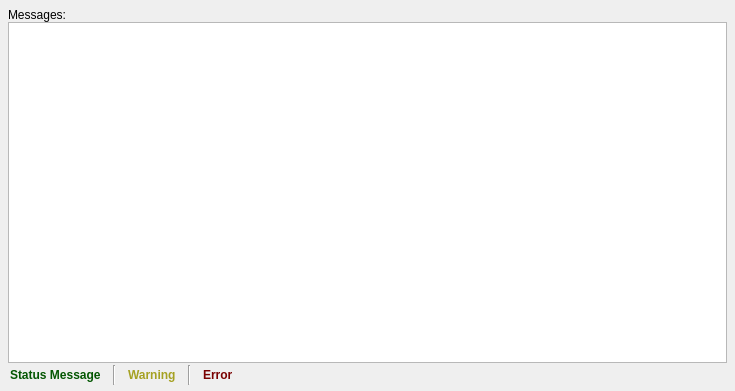
The window that src/Interface/AppInterface/MessageHistoryWidget.ui (SCIInstitute/Seg3D) describes before a commit, drawn with Qt 5.
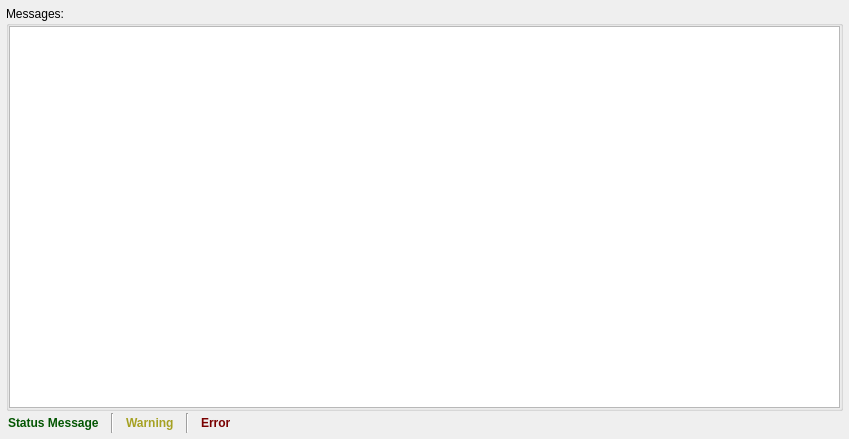
The same window after the commit.

Commit message: fixed AppPreferences, AppController and MessageHistoryWidget to have a consistant look.'

What changed in the file:
```diff
--- a/src/Interface/AppInterface/MessageHistoryWidget.ui
+++ b/src/Interface/AppInterface/MessageHistoryWidget.ui
@@ -6,8 +6,8 @@
    <rect>
     <x>0</x>
     <y>0</y>
-    <width>735</width>
-    <height>391</height>
+    <width>849</width>
+    <height>439</height>
    </rect>
   </property>
   <property name="sizePolicy">
@@ -42,34 +42,35 @@
     <number>0</number>
    </property>
    <property name="leftMargin">
-    <number>8</number>
+    <number>6</number>
    </property>
    <property name="topMargin">
-    <number>8</number>
+    <number>6</number>
    </property>
    <property name="rightMargin">
-    <number>8</number>
+    <number>6</number>
    </property>
    <property name="bottomMargin">
     <number>4</number>
    </property>
    <item>
-    <layout class="QHBoxLayout" name="horizontalLayout">
-     <item>
-      <widget class="QLabel" name="label">
-       <property name="text">
+    <widget class="QGroupBox" name="groupBox">
+     <property name="title">
         <string>Messages:</string>
        </property>
-      </widget>
-     </item>
-    </layout>
-   </item>
+     <layout class="QHBoxLayout" name="horizontalLayout_3">
+      <property name="spacing">
+       <number>0</number>
+      </property>
+      <property name="margin">
+       <number>0</number>
+      </property>
    <item>
     <widget class="QListWidget" name="history_list_">
      <property name="font">
       <font>
-       <weight>75</weight>
-       <bold>true</bold>
+          <weight>50</weight>
+          <bold>false</bold>
       </font>
      </property>
      <property name="focusPolicy">
@@ -102,6 +103,9 @@
      <property name="sortingEnabled">
       <bool>false</bool>
      </property>
+       </widget>
+      </item>
+     </layout>
     </widget>
    </item>
    <item>
```
Lines whose indentation alone changed are shown as unchanged. The commit also changes 4 other files.
